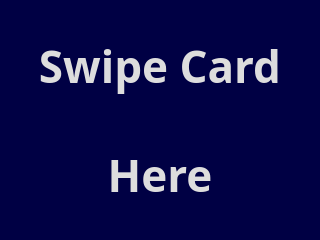
Old version of the form PiZeroTest10/MainWindow.ui in the repository RobertPinson/PiZeroTest10.
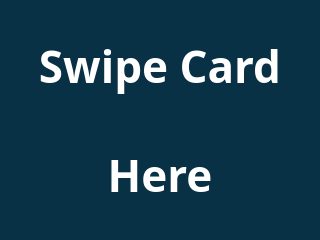
New version of the form.

```diff
--- a/PiZeroTest10/MainWindow.ui
+++ b/PiZeroTest10/MainWindow.ui
@@ -23,8 +23,8 @@
    <string>PiZeroTest10</string>
   </property>
   <property name="styleSheet">
-   <string notr="true">background-color:rgb(0, 0, 68);
-color: rgb(221, 221, 221)</string>
+   <string notr="true">background-color:rgb(9, 49, 69);
+color: rgb(255, 255, 255);</string>
   </property>
   <widget class="QWidget" name="centralWidget">
    <layout class="QGridLayout" name="gridLayout_2">
```
